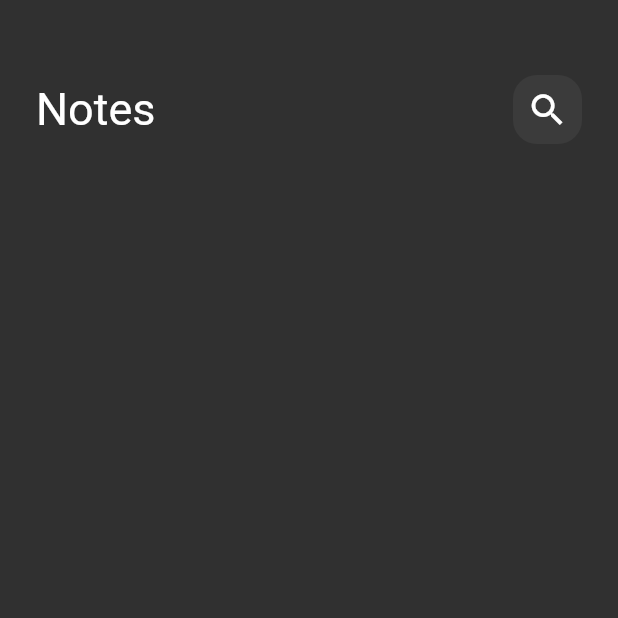
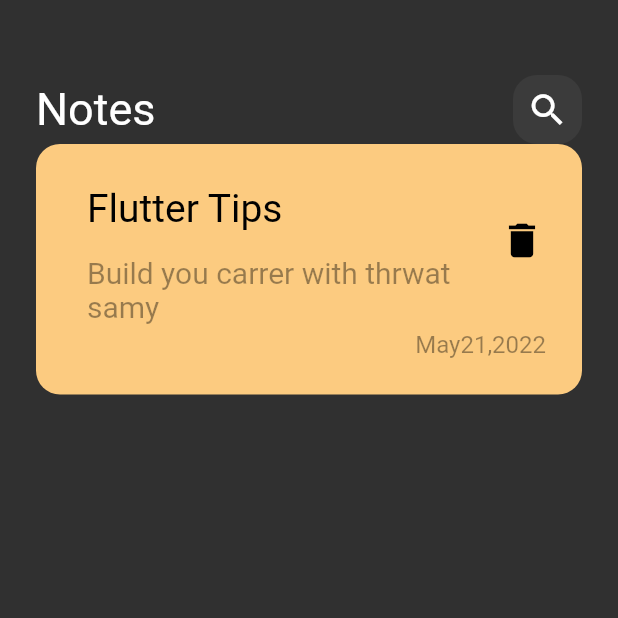
Before and after one commit to basant774/Note_App, a Flutter app: the screen it shows after launch, on a phone screen of 412 x 824 dp, the top half of it. Run offline on Flutter 3.47's test engine with Material 2 defaults, Android fonts, the phone set to English and light mode, and no system bars; Roboto replaces fonts that are missing (Poppins).

Commit message:
createCustom_noteItem

```diff
--- a/lib/main.dart
+++ b/lib/main.dart
@@ -13,6 +13,7 @@ class NoteApp extends StatelessWidget {
     return MaterialApp(
       theme: ThemeData(
         brightness: Brightness.dark,
+        fontFamily: 'Poppins',
       ),
       home: const NotesView(),
     );
--- /dev/null
+++ b/lib/views/widgets/custom_note_item.dart
@@ -0,0 +1,54 @@
+import 'package:flutter/material.dart';
+
+class NoteItem extends StatelessWidget {
+  const NoteItem({super.key});
+
+  @override
+  Widget build(BuildContext context) {
+    return Container(
+      padding: const EdgeInsets.only(top: 24, bottom: 24, left: 18),
+      decoration: BoxDecoration(
+          color: Color(0xffFFCCB80), borderRadius: BorderRadius.circular(16)),
+      child: Column(
+        crossAxisAlignment: CrossAxisAlignment.end,
+        children: [
+          ListTile(
+            title: Text(
+              "Flutter Tips",
+              style: TextStyle(
+                color: Colors.black,
+                fontSize: 26,
+              ),
+            ),
+            subtitle: Padding(
+              padding: const EdgeInsets.only(top: 16.0),
+              child: Text(
+                "Build you carrer with thrwat samy",
+                style: TextStyle(
+                  color: Colors.black.withOpacity(0.4),
+                  fontSize: 20,
+                ),
+              ),
+            ),
+            trailing: IconButton(
+              onPressed: () {},
+              icon: Icon(
+                Icons.delete,
+                color: Colors.black,
+                size: 30,
+              ),
+            ),
+          ),
+          Padding(
+            padding: const EdgeInsets.only(right: 24),
+            child: Text(
+              "May21,2022",
+              style:
+                  TextStyle(color: Colors.black.withOpacity(0.4), fontSize: 16),
+            ),
+          )
+        ],
+      ),
+    );
+  }
+}
--- a/lib/views/widgets/notes_view_body.dart
+++ b/lib/views/widgets/notes_view_body.dart
@@ -1,5 +1,6 @@
 import 'package:flutter/material.dart';
 import 'package:noteapp/views/widgets/custom_app_bar.dart';
+import 'package:noteapp/views/widgets/custom_note_item.dart';
 
 class NotesViewBody extends StatelessWidget {
   const NotesViewBody({super.key});
@@ -14,6 +15,7 @@ class NotesViewBody extends StatelessWidget {
             height: 50,
           ),
           CustomAppBar(),
+          NoteItem(),
         ],
       ),
     );
```
